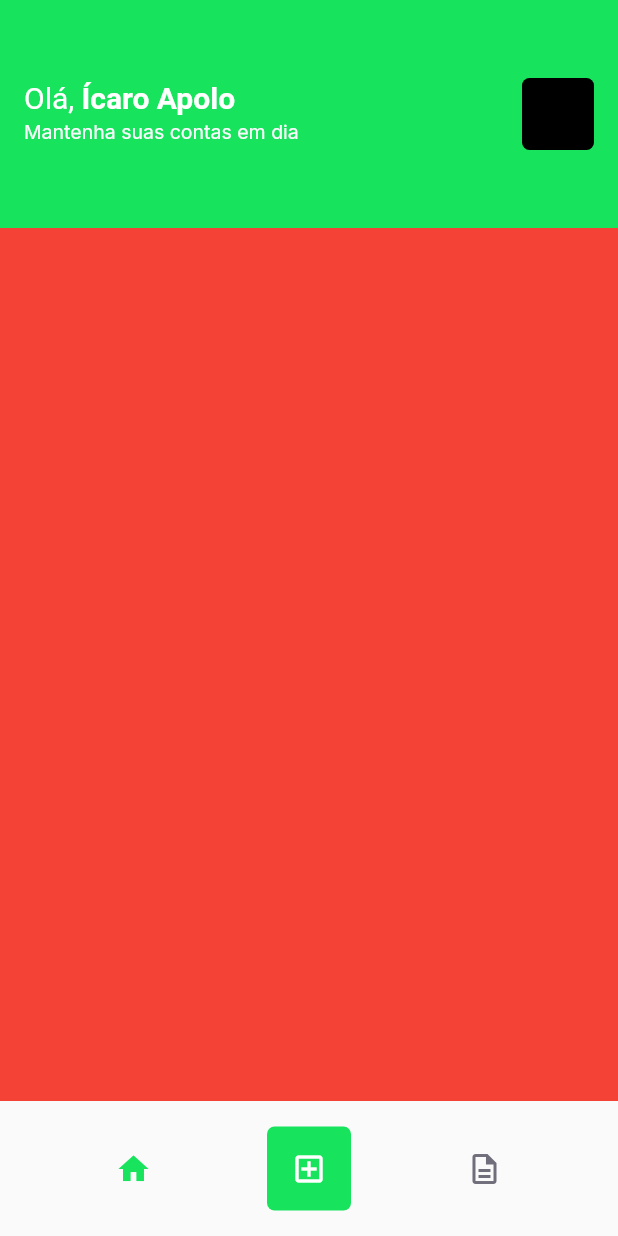
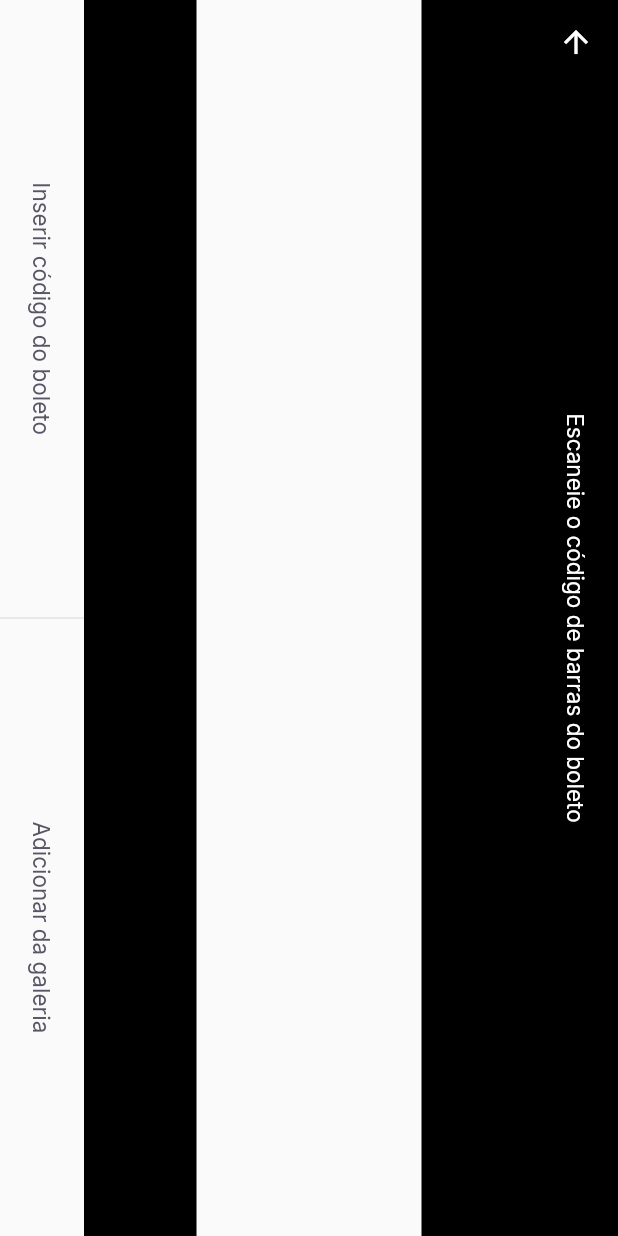
Before and after one commit to IcaroApoloBR/appPayFlow_Flutter, a Flutter app: the HomePage screen opened by its route, after a tap on the "add box" icon, on a phone screen of 412 x 824 dp. Run offline on Flutter 3.47's test engine with Material 2 defaults, Android fonts, the phone set to English and light mode, and no system bars; our stand-ins replace firebase_core, google_fonts, google_sign_in, shared_preferences; accounts and stored records are empty.

Commit message:
feat(barcode scanner): create route barcode_scanner, onTap navigator, and add label_buttons widgets

```diff
--- a/lib/app_widget.dart
+++ b/lib/app_widget.dart
@@ -1,4 +1,5 @@
 import 'package:flutter/material.dart';
+import 'package:payflow/modules/barcode_scanner/barcode_scanner_page.dart';
 import 'package:payflow/modules/home/home_page.dart';
 
 import 'package:payflow/modules/login/login_page.dart';
@@ -10,12 +11,14 @@ class AppWidget extends StatelessWidget {
   Widget build(BuildContext context) {
     return MaterialApp(
         title: 'Pay Flow',
-        theme: ThemeData(primaryColor: AppColors.primary),
+        theme: ThemeData(
+            primarySwatch: Colors.green, primaryColor: AppColors.primary),
         initialRoute: "/splash",
         routes: {
           "/splash": (context) => SplashPage(),
           "/home": (context) => HomePage(),
           "/login": (context) => LoginPage(),
+          "/barcode_scanner": (context) => BarcodeScannerPage()
         });
   }
 }
--- /dev/null
+++ b/lib/modules/barcode_scanner/barcode_scanner_page.dart
@@ -0,0 +1,63 @@
+// import 'package:flutter/src/foundation/key.dart';
+// import 'package:flutter/src/widgets/framework.dart';
+
+import 'package:flutter/material.dart';
+import 'package:payflow/shared/themes/app_colors.dart';
+import 'package:payflow/shared/themes/app_text_styles.dart';
+import 'package:payflow/shared/widgets/divider_vertical/divider_vertical_widget.dart';
+import 'package:payflow/shared/widgets/label_button/label_button.dart';
+import 'package:payflow/shared/widgets/set_label_buttons/set_label_buttons.dart';
+
+class BarcodeScannerPage extends StatefulWidget {
+  const BarcodeScannerPage({Key? key}) : super(key: key);
+
+  @override
+  State<BarcodeScannerPage> createState() => _BarcodeScannerPageState();
+}
+
+class _BarcodeScannerPageState extends State<BarcodeScannerPage> {
+  @override
+  Widget build(BuildContext context) {
+    return SafeArea(
+      top: true,
+      bottom: true,
+      left: true,
+      right: true,
+      child: RotatedBox(
+        quarterTurns: 1,
+        child: Scaffold(
+            appBar: AppBar(
+              backgroundColor: Colors.black,
+              title: Text(
+                "Escaneie o código de barras do boleto",
+                style: TextStyles.buttonBackground,
+              ),
+              centerTitle: true,
+              leading: BackButton(
+                color: AppColors.background,
+              ),
+            ),
+            body: Column(children: [
+              Expanded(
+                  child: Container(
+                color: Colors.black,
+              )),
+              Expanded(
+                  flex: 2,
+                  child: Container(
+                    color: Colors.transparent,
+                  )),
+              Expanded(
+                  child: Container(
+                color: Colors.black,
+              )),
+            ]),
+            bottomNavigationBar: SetLabelButtons(
+                primaryLabel: "Inserir código do boleto",
+                primaryOnPressed: () {},
+                secondaryLabel: "Adicionar da galeria",
+                secondaryOnPressed: () {})),
+      ),
+    );
+  }
+}
--- a/lib/modules/home/home_page.dart
+++ b/lib/modules/home/home_page.dart
@@ -71,7 +71,7 @@ class _HomePageState extends State<HomePage> {
               )),
           GestureDetector(
             onTap: () {
-              print("Clicou");
+              Navigator.pushNamed(context, "/barcode_scanner");
             },
             child: Container(
               width: 56,
--- /dev/null
+++ b/lib/shared/widgets/divider_vertical/divider_vertical_widget.dart
@@ -0,0 +1,18 @@
+// import 'package:flutter/src/foundation/key.dart';
+// import 'package:flutter/src/widgets/framework.dart';
+
+import 'package:flutter/material.dart';
+import 'package:payflow/shared/themes/app_colors.dart';
+
+class DividerVerticalWidget extends StatelessWidget {
+  const DividerVerticalWidget({Key? key}) : super(key: key);
+
+  @override
+  Widget build(BuildContext context) {
+    return Container(
+      width: 1,
+      height: double.maxFinite,
+      color: AppColors.stroke,
+    );
+  }
+}
--- /dev/null
+++ b/lib/shared/widgets/label_button/label_button.dart
@@ -0,0 +1,25 @@
+// import 'package:flutter/src/foundation/key.dart';
+// import 'package:flutter/src/widgets/framework.dart';
+import 'package:flutter/material.dart';
+import 'package:payflow/shared/themes/app_text_styles.dart';
+
+class LabelButton extends StatelessWidget {
+  final String label;
+  final VoidCallback onPressed;
+  const LabelButton({Key? key, required this.label, required this.onPressed})
+      : super(key: key);
+
+  @override
+  Widget build(BuildContext context) {
+    return Container(
+      height: 56,
+      child: TextButton(
+        onPressed: onPressed,
+        child: Text(
+          label,
+          style: TextStyles.buttonHeading,
+        ),
+      ),
+    );
+  }
+}
--- /dev/null
+++ b/lib/shared/widgets/set_label_buttons/set_label_buttons.dart
@@ -0,0 +1,38 @@
+// import 'package:flutter/src/foundation/key.dart';
+// import 'package:flutter/src/widgets/framework.dart';
+
+import 'package:flutter/material.dart';
+import 'package:payflow/shared/widgets/divider_vertical/divider_vertical_widget.dart';
+import 'package:payflow/shared/widgets/label_button/label_button.dart';
+
+class SetLabelButtons extends StatelessWidget {
+  final String primaryLabel;
+  final VoidCallback primaryOnPressed;
+  final String secondaryLabel;
+  final VoidCallback secondaryOnPressed;
+  const SetLabelButtons(
+      {Key? key,
+      required this.primaryLabel,
+      required this.primaryOnPressed,
+      required this.secondaryLabel,
+      required this.secondaryOnPressed})
+      : super(key: key);
+
+  @override
+  Widget build(BuildContext context) {
+    return Container(
+      height: 56,
+      child: Row(
+        children: [
+          Expanded(
+              child: LabelButton(
+                  label: primaryLabel, onPressed: primaryOnPressed)),
+          DividerVerticalWidget(),
+          Expanded(
+              child: LabelButton(
+                  label: secondaryLabel, onPressed: secondaryOnPressed))
+        ],
+      ),
+    );
+  }
+}
--- a/pubspec.yaml
+++ b/pubspec.yaml
@@ -39,6 +39,10 @@ dependencies:
   google_sign_in: ^5.3.2
   google_sign_in_web: ^0.10.1+2
   shared_preferences: ^2.0.15
+  google_ml_kit: ^0.11.0
+  camera: ^0.9.7+1
+  image_picker: ^0.8.5+3
+  image_picker_for_web: ^2.1.8
 
 
 dev_dependencies:
```
Also changed, not shown: pubspec.lock.
